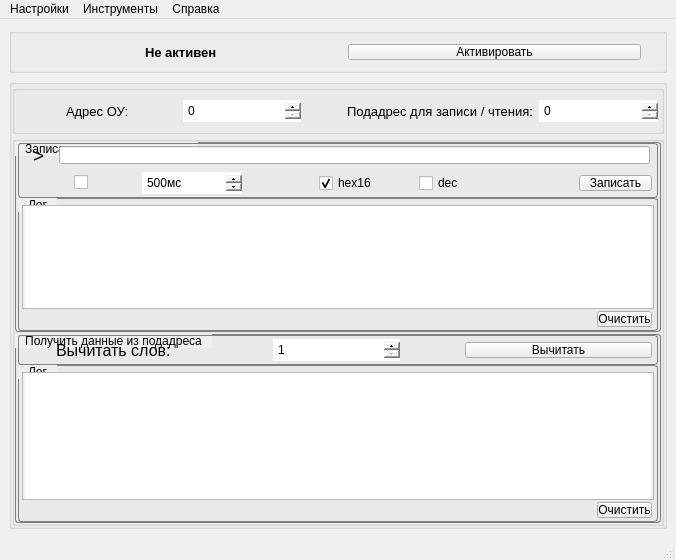
First picture: the form in ui/MainWindow.ui, repository AnatolyHryntsevich/TA1-USB-01-I, before the edit.
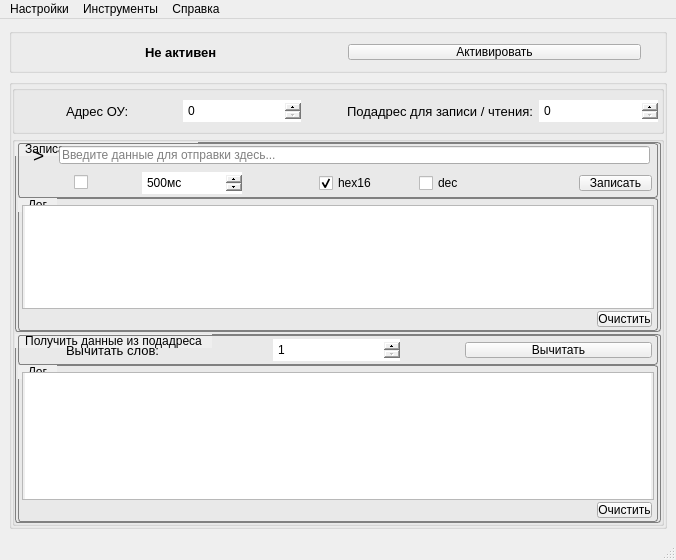
Second picture: the form after the edit.

Commit message: feat Added language translation for the program close window

```diff
--- a/ui/MainWindow.ui
+++ b/ui/MainWindow.ui
@@ -435,6 +435,9 @@
     margin-right: 2px;
 }</string>
                           </property>
+                          <property name="placeholderText">
+                           <string>Введите данные для отправки здесь...</string>
+                          </property>
                          </widget>
                         </item>
                        </layout>
@@ -821,7 +824,7 @@
                        <widget class="QLabel" name="mpiReadWordsNumberTitleLabel">
                         <property name="font">
                          <font>
-                          <pointsize>12</pointsize>
+                          <pointsize>10</pointsize>
                           <stylestrategy>PreferAntialias</stylestrategy>
                          </font>
                         </property>
```
Left out of the diff: 2 changed lines with no effect on the pictures. The commit also changes 4 other files.
